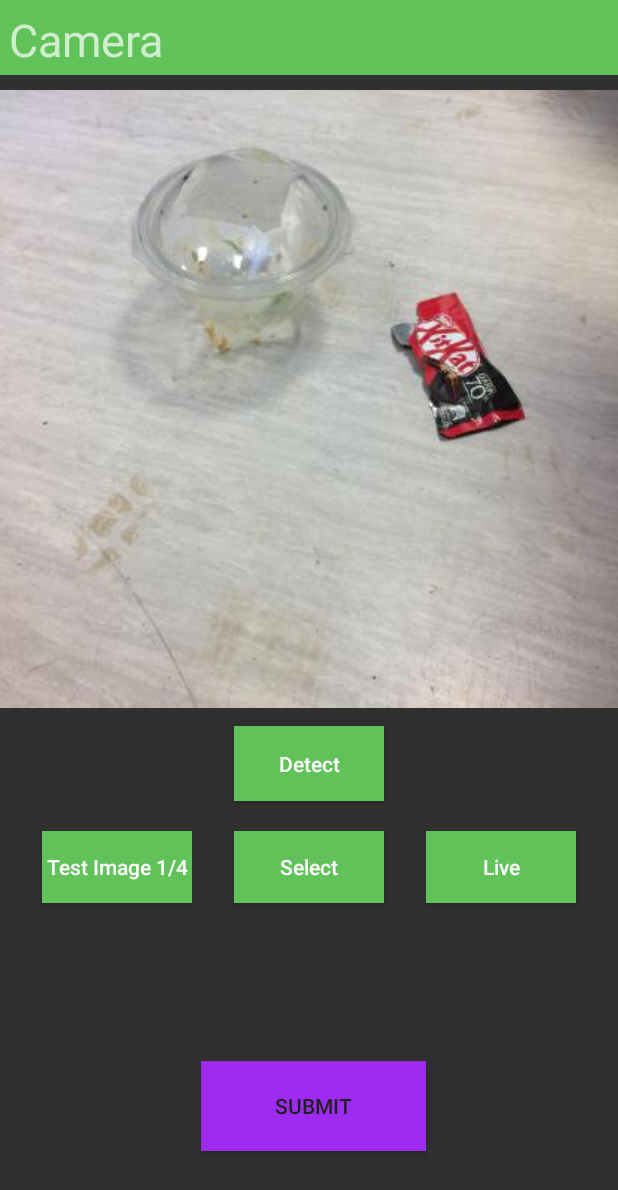
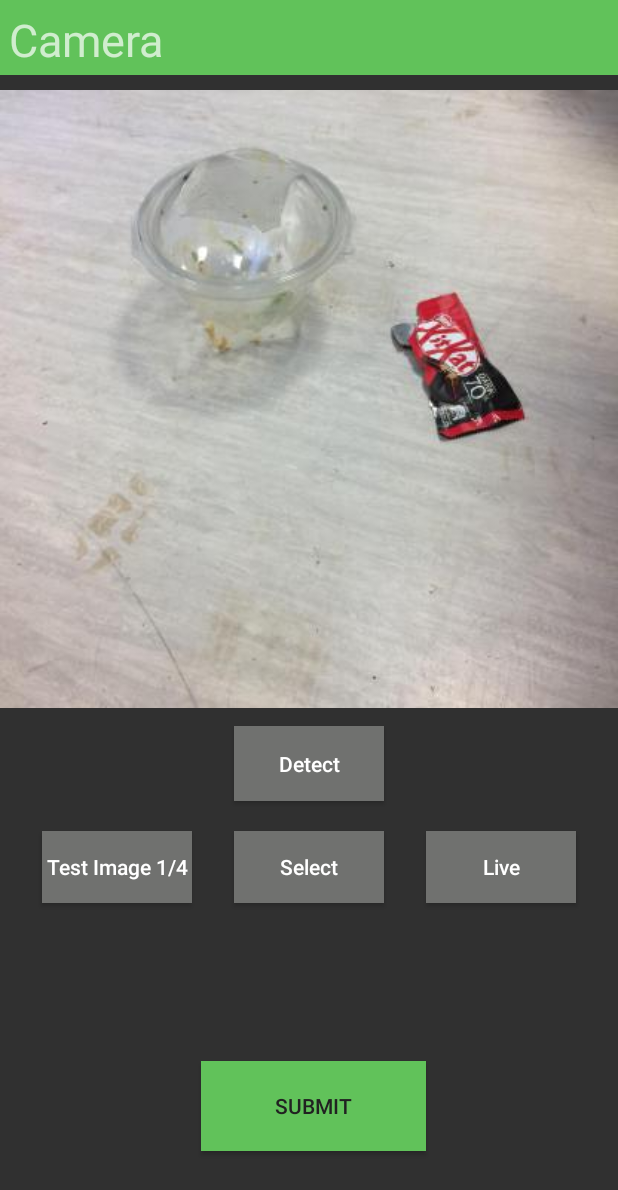
Before and after one commit to Tanmay704/Solid-Waste-Segregation, an Android app: the MainActivity screen opened directly, with no data from a screen before it, on a phone screen of 412 x 824 dp. Shown: the top 1190 px of the screen. Run offline under Robolectric (Android 15) with nearby library versions, the phone set to English and light mode, and no system bars; libraries missing offline, so code that uses them is left out: org.pytorch, org.pytorch.torchvision; pictures from the network do not load; 1 statement that could not run was skipped.

Commit message:
frontend_update

```diff
--- a/ObjectDetection/app/src/main/res/layout/activity_main.xml
+++ b/ObjectDetection/app/src/main/res/layout/activity_main.xml
@@ -29,7 +29,7 @@
         android:layout_width="100dp"
         android:layout_height="50dp"
         android:layout_marginTop="12dp"
-        android:background="#61C25A"
+        android:background="#70716F"
         android:text="@string/detect"
         android:textAllCaps="false"
         app:layout_constraintEnd_toEndOf="parent"
@@ -42,7 +42,7 @@
         android:layout_width="100dp"
         android:layout_height="wrap_content"
         android:layout_marginTop="20dp"
-        android:background="#61C25A"
+        android:background="#70716F"
 
         android:textAllCaps="false"
         app:layout_constraintEnd_toEndOf="parent"
@@ -56,7 +56,7 @@
         android:id="@+id/selectButton"
         android:layout_width="100dp"
         android:layout_height="wrap_content"
-        android:background="#61C25A"
+        android:background="#70716F"
         android:text="@string/select"
         android:textAllCaps="false"
         app:layout_constraintEnd_toEndOf="parent"
@@ -70,7 +70,7 @@
         android:id="@+id/liveButton"
         android:layout_width="100dp"
         android:layout_height="wrap_content"
-        android:background="#61C25A"
+        android:background="#70716F"
         android:text="@string/live"
         android:textAllCaps="false"
         app:layout_constraintEnd_toEndOf="parent"
@@ -85,7 +85,7 @@
         android:layout_marginTop="10dp"
 
         android:layout_marginEnd="19dp"
-        android:background="#9E2BF1"
+        android:background="#61C25A"
         android:text="Submit"
 
         android:textColor="#212121"
--- a/ObjectDetection/app/src/main/res/layout/front_page.xml
+++ b/ObjectDetection/app/src/main/res/layout/front_page.xml
@@ -19,6 +19,8 @@
             android:layout_width="match_parent"
             android:layout_height="265dp"
 
+
+            android:background="#B2EFB4"
             app:layout_constraintEnd_toEndOf="parent"
             app:layout_constraintHorizontal_bias="0.972"
             app:layout_constraintStart_toStartOf="parent"
```
Also changed, not shown: ObjectDetection/app/src/main/res/layout/about_us.xml (added, +26 -0 lines), ObjectDetection/app/src/main/res/mipmap-mdpi/iconn_foreground.png (added), ObjectDetection/app/src/main/res/mipmap-xhdpi/iconn_foreground.png (deleted).
